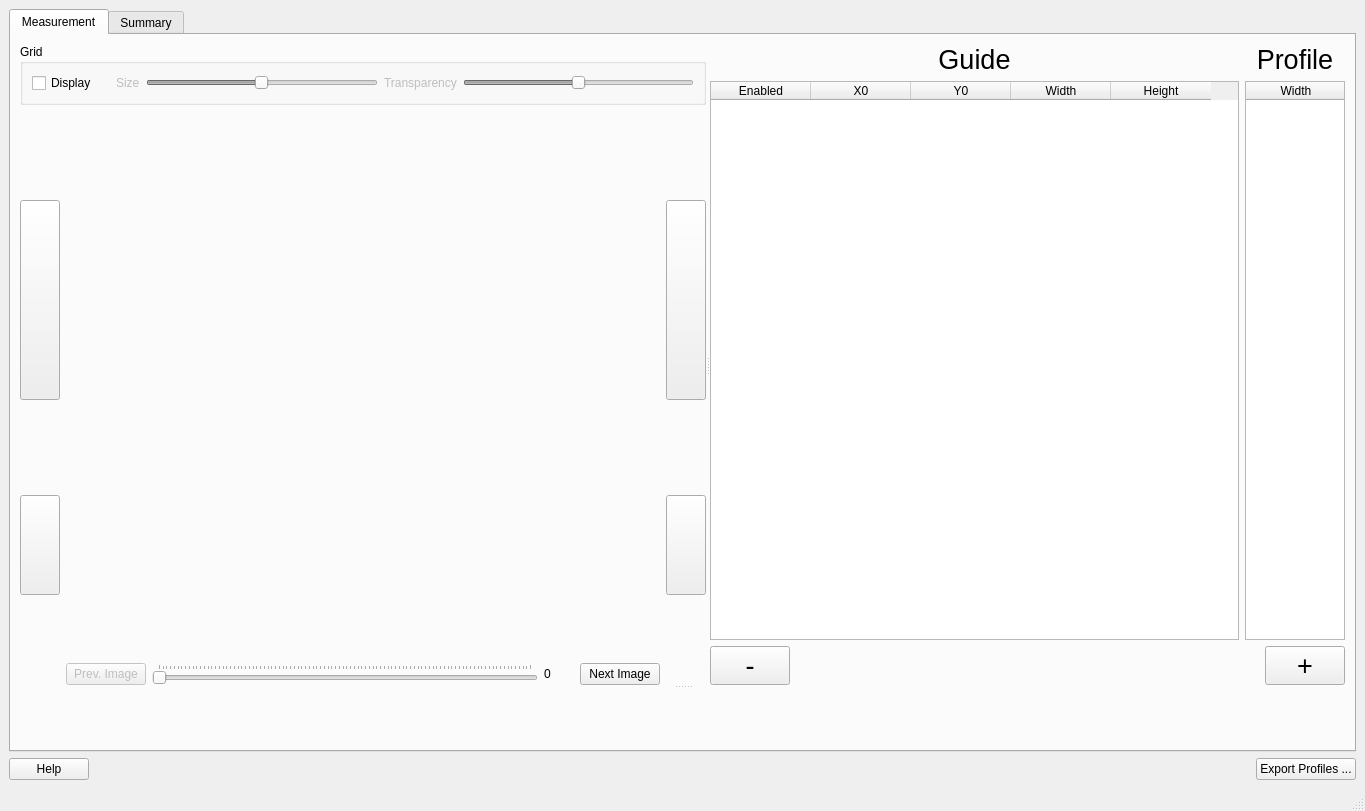
The window that ui/ui_profile.ui (neutronimaging/python_notebooks) describes before a commit, drawn with Qt 5.
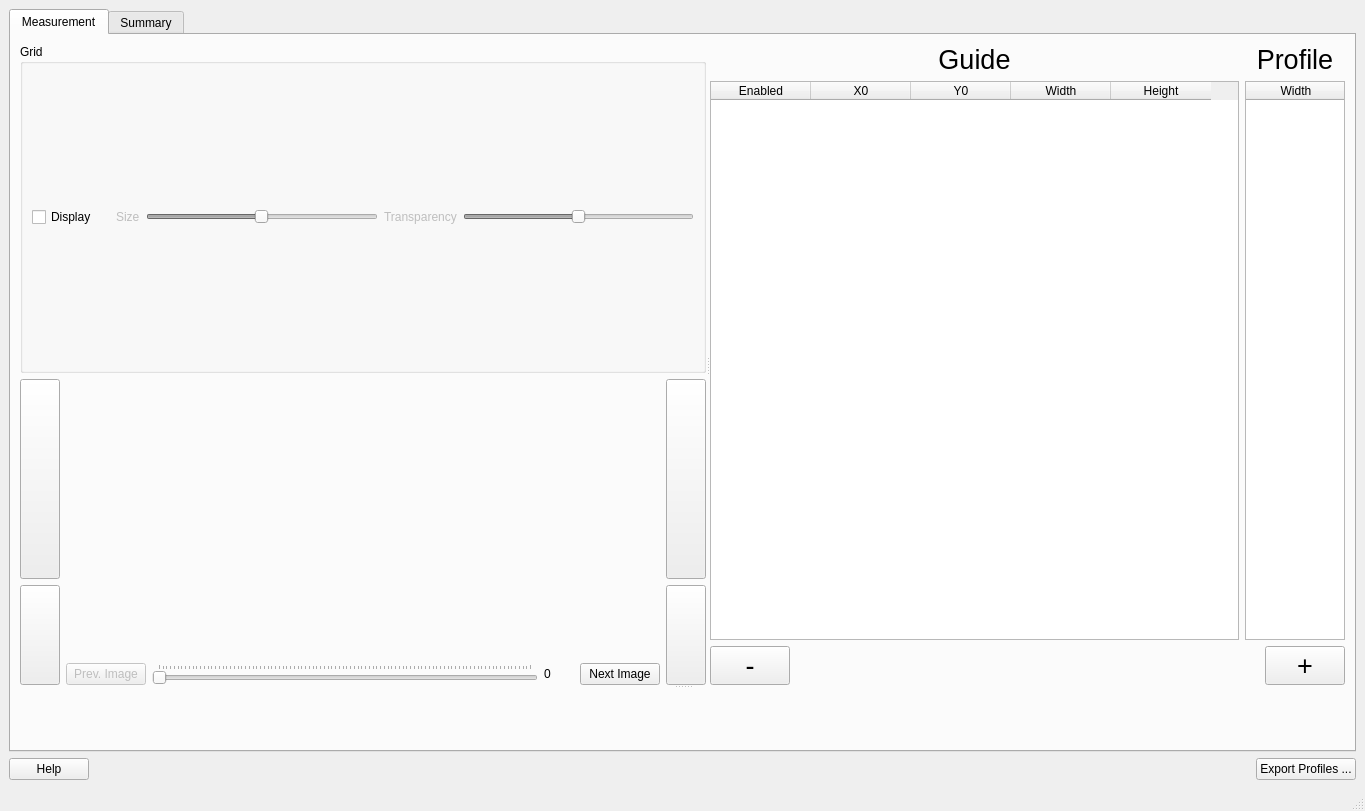
The same window after the commit.

What changed in the file:
```diff
--- a/ui/ui_profile.ui
+++ b/ui/ui_profile.ui
@@ -196,14 +196,7 @@
                  <item>
                   <layout class="QHBoxLayout" name="horizontalLayout_2">
                    <item>
-                    <widget class="QWidget" name="pyqtgraph_widget" native="true">
-                     <property name="sizePolicy">
-                      <sizepolicy hsizetype="Expanding" vsizetype="Expanding">
-                       <horstretch>0</horstretch>
-                       <verstretch>0</verstretch>
-                      </sizepolicy>
-                     </property>
-                    </widget>
+                    <widget class="QWidget" name="pyqtgraph_widget" native="true"/>
                    </item>
                   </layout>
                  </item>
```
Left out of the diff: 68 changed lines with no effect on the pictures.
